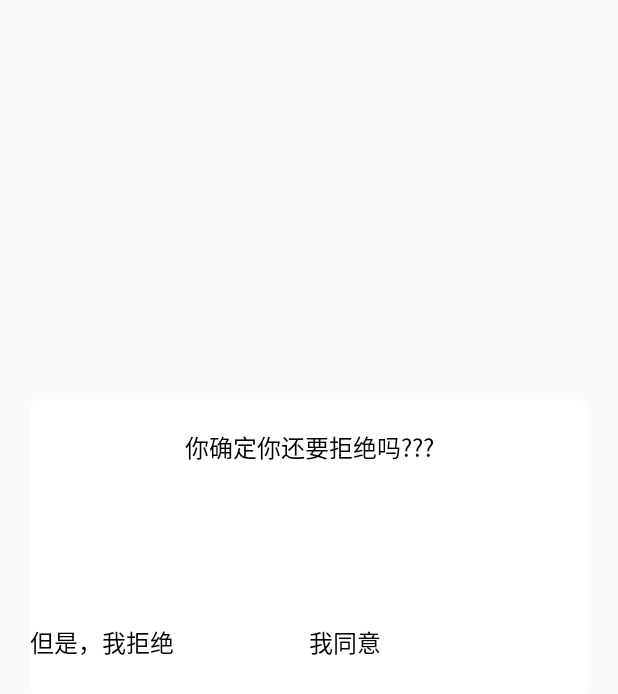
After one commit to ZuiRenA/SchoolGuide, an Android app: the layout pop_easter_egg.xml on its own in the app's theme, with its tools: preview values and no code run, on a phone screen of 412 x 824 dp. The commit adds this screen. Shown: the top 694 px of the screen. Run offline under Robolectric (Android 15) with nearby library versions, the phone set to English and light mode, and no system bars.

Commit message:
feat:彩蛋页面

```diff
--- a/app/src/main/java/com/example/schoolguide/MainActivity.kt
+++ b/app/src/main/java/com/example/schoolguide/MainActivity.kt
@@ -3,6 +3,7 @@ package com.example.schoolguide
 import android.os.Bundle
 import com.ashokvarma.bottomnavigation.BottomNavigationBar
 import com.ashokvarma.bottomnavigation.BottomNavigationItem
+import com.example.schoolguide.extUtil.intent
 import com.example.schoolguide.main.GuideFragment
 import com.example.schoolguide.main.HomeFragment
 import com.example.schoolguide.main.MineFragment
@@ -62,7 +63,7 @@ class MainActivity : BaseActivity(), BottomNavigationBar.OnTabSelectedListener {
         when(position) {
             Home -> { fragmentManager.replace(R.id.main_activity_frag_container, fragmentHome) }
             Guide -> { fragmentManager.replace(R.id.main_activity_frag_container, fragmentGuide) }
-            Mine -> {  fragmentManager.replace(R.id.main_activity_frag_container, fragmentMine) }
+            Mine -> { fragmentManager.replace(R.id.main_activity_frag_container, fragmentMine) }
         }
         fragmentManager.commit()
     }
--- a/app/src/main/java/com/example/schoolguide/login/LoginActivity.kt
+++ b/app/src/main/java/com/example/schoolguide/login/LoginActivity.kt
@@ -30,7 +30,6 @@ class LoginActivity : BaseActivity(), View.OnClickListener {
         super.onCreate(savedInstanceState)
         setContentView(R.layout.activity_login)
 
-
         initClick()
     }
 
--- a/app/src/main/java/com/example/schoolguide/main/MineFragment.kt
+++ b/app/src/main/java/com/example/schoolguide/main/MineFragment.kt
@@ -1,5 +1,6 @@
 package com.example.schoolguide.main
 
+import android.content.Intent
 import android.net.Uri
 import android.os.Bundle
 import android.support.v4.app.Fragment
@@ -14,6 +15,7 @@ import com.bumptech.glide.load.resource.bitmap.CircleCrop
 import com.bumptech.glide.request.RequestOptions
 import com.chad.library.adapter.base.BaseQuickAdapter
 import com.chad.library.adapter.base.BaseViewHolder
+import com.example.schoolguide.App
 import com.example.schoolguide.view.BaseFragment
 import com.example.schoolguide.R
 import com.example.schoolguide.extUtil.intent
--- /dev/null
+++ b/app/src/main/res/drawable/easter_egg.xml
@@ -0,0 +1,8 @@
+<?xml version="1.0" encoding="utf-8"?>
+<shape xmlns:android="http://schemas.android.com/apk/res/android"
+       android:shape="rectangle">
+
+    <solid android:color="@color/white"/>
+
+    <corners android:radius="8dp"/>
+</shape>
--- /dev/null
+++ b/app/src/main/res/layout/pop_easter_egg.xml
@@ -0,0 +1,54 @@
+<?xml version="1.0" encoding="utf-8"?>
+<android.support.constraint.ConstraintLayout xmlns:android="http://schemas.android.com/apk/res/android"
+                                             xmlns:app="http://schemas.android.com/apk/res-auto" xmlns:tools="http://schemas.android.com/tools" android:layout_width="match_parent"
+                                             android:layout_height="match_parent">
+
+
+    <ImageView
+            android:id="@+id/bgEaster"
+            android:background="@drawable/easter_egg"
+            android:layout_width="0dp"
+            android:layout_height="200dp"
+            app:layout_constraintStart_toStartOf="parent" android:layout_marginStart="20dp"
+            app:layout_constraintEnd_toEndOf="parent" android:layout_marginEnd="20dp" android:layout_marginTop="8dp"
+            app:layout_constraintTop_toTopOf="parent" android:layout_marginBottom="100dp"
+            app:layout_constraintBottom_toBottomOf="parent"/>
+
+    <TextView
+            android:text="你确定你还要拒绝吗???"
+            android:textColor="@color/black"
+            android:textSize="16sp"
+            android:layout_width="wrap_content"
+            android:layout_height="wrap_content"
+            app:layout_constraintStart_toStartOf="@+id/bgEaster" app:layout_constraintEnd_toEndOf="@+id/bgEaster"
+            android:layout_marginTop="20dp" app:layout_constraintTop_toTopOf="@+id/bgEaster"/>
+
+    <LinearLayout
+            android:layout_width="0dp"
+            android:layout_height="50dp"
+            app:layout_constraintEnd_toEndOf="@+id/bgEaster" app:layout_constraintStart_toStartOf="@+id/bgEaster"
+            app:layout_constraintBottom_toBottomOf="@+id/bgEaster">
+
+        <TextView
+                android:id="@+id/juJueEaster"
+                android:text="但是，我拒绝"
+                android:textColor="@color/black"
+                android:textSize="16sp"
+                android:layout_gravity="center"
+                android:layout_width="0dp"
+                android:layout_weight="1"
+                android:layout_height="match_parent"/>
+
+        <TextView
+                android:id="@+id/assignEaster"
+                android:text="我同意"
+                android:layout_gravity="center"
+                android:textColor="@color/black"
+                android:textSize="16sp"
+                android:layout_width="0dp"
+                android:layout_weight="1" android:layout_height="match_parent"/>
+    </LinearLayout>
+
+
+
+</android.support.constraint.ConstraintLayout>
--- a/app/src/main/res/values/strings.xml
+++ b/app/src/main/res/values/strings.xml
@@ -1,7 +1,10 @@
 <resources>
     <string name="app_name">SchoolGuide</string>
 
+    <string name="permission_request">需要获取一下权限：</string>
+
     <string name="assign">确定</string>
+    <string name="cancel">取消</string>
     <string name="skip">跳过</string>
 
     <!--login part-->
```
Also changed, not shown: app/build.gradle (+7 -1 lines), app/src/main/AndroidManifest.xml (+12 -9 lines), app/src/main/java/com/example/schoolguide/App.kt (+7 -7 lines), app/src/main/java/com/example/schoolguide/EasterEggActivity.kt (added, +57 -0 lines), app/src/main/java/com/example/schoolguide/SplashActivity.kt (+69 -7 lines), app/src/main/java/com/example/schoolguide/view/BaseActivity.kt (+15 -0 lines), app/src/main/java/com/example/schoolguide/view/BaseFragment.kt (+14 -0 lines), app/src/main/res/layout/activity_easter_egg.xml (added, +15 -0 lines), 1 other file.
